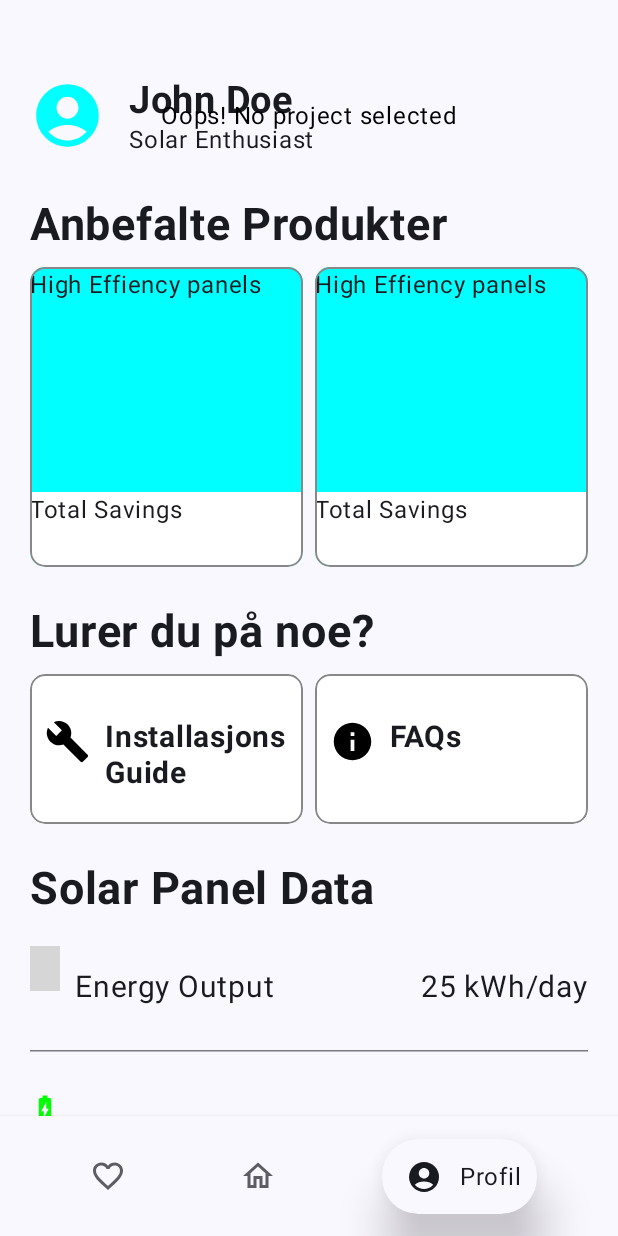
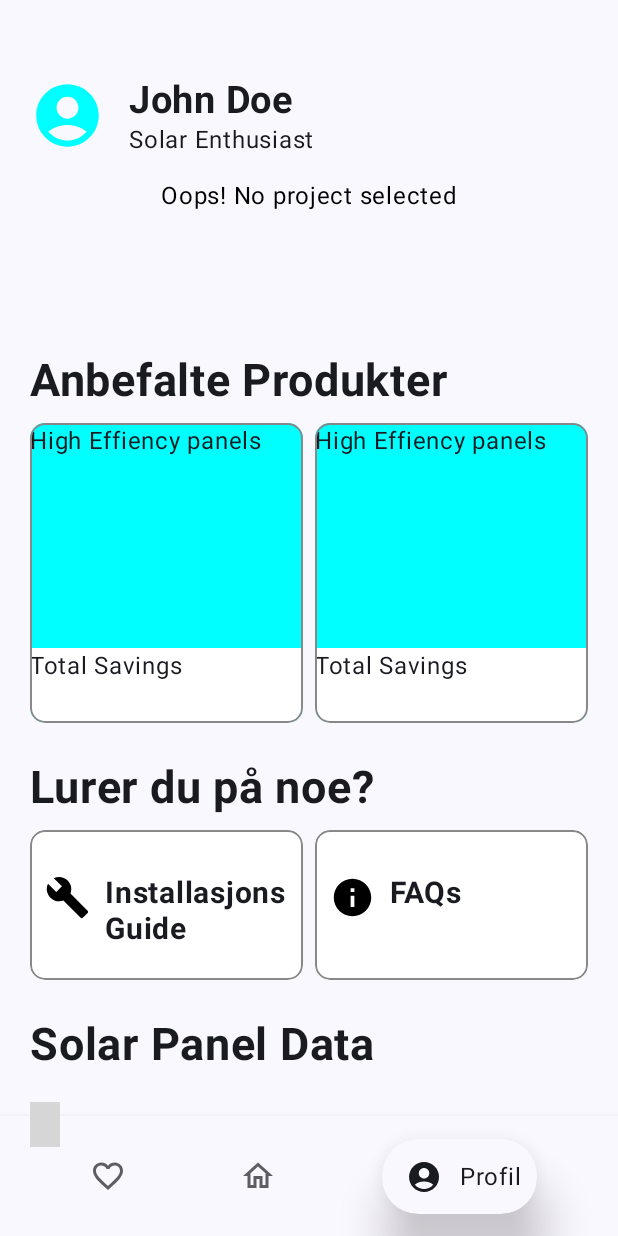
Before and after one commit to mimsh04/Solaris, an Android app built with Jetpack Compose: the settings screen opened through its navigation route, on a phone screen of 412 x 824 dp. Run offline under Robolectric (Android 15) with nearby library versions, the phone set to English and light mode, and no system bars; grey boxes are pictures that could not be loaded.

Commit message:
fikset ui til profil!

```diff
--- a/app/src/main/java/in2000/team42/ui/screens/settings/SettingsScreen.kt
+++ b/app/src/main/java/in2000/team42/ui/screens/settings/SettingsScreen.kt
@@ -43,14 +43,16 @@ fun SettingsScreen (navController: NavHostController,
                     .padding(20.dp)
             ) {
 
-                JohnDoe()
-                ProjectContent(project)
                 Column {
-                    AnbefalteProdukter()
+                    JohnDoe()
+                    Column {
+                        ProjectContent(project)
+                        AnbefalteProdukter()
 
-                    LurerDuPaaNoe(navController,showFAQ,{showFAQ=it})
+                        LurerDuPaaNoe(navController, showFAQ, { showFAQ = it })
 
-                    SolarPanelData()
+                        SolarPanelData()
+                    }
                 }
 
             }
--- a/app/src/main/java/in2000/team42/ui/screens/settings/komponenter/YearlySummary.kt
+++ b/app/src/main/java/in2000/team42/ui/screens/settings/komponenter/YearlySummary.kt
@@ -29,11 +29,16 @@ fun YearlySummary(project: SavedProjectEntity) {
 }
 @Composable
 fun ProjectContent(project: SavedProjectEntity?) {
-    when (project) {
-        null -> NoProjectMessage()
-        else -> {
-            YearlySummary(project)
-            Spacer(Modifier.height(16.dp))
+    Column(
+        modifier = Modifier.fillMaxWidth(),
+        horizontalAlignment = Alignment.CenterHorizontally
+    ) {
+        when (project) {
+            null -> NoProjectMessage()
+            else -> {
+                YearlySummary(project)
+                Spacer(Modifier.height(16.dp))
+            }
         }
     }
 }
```
